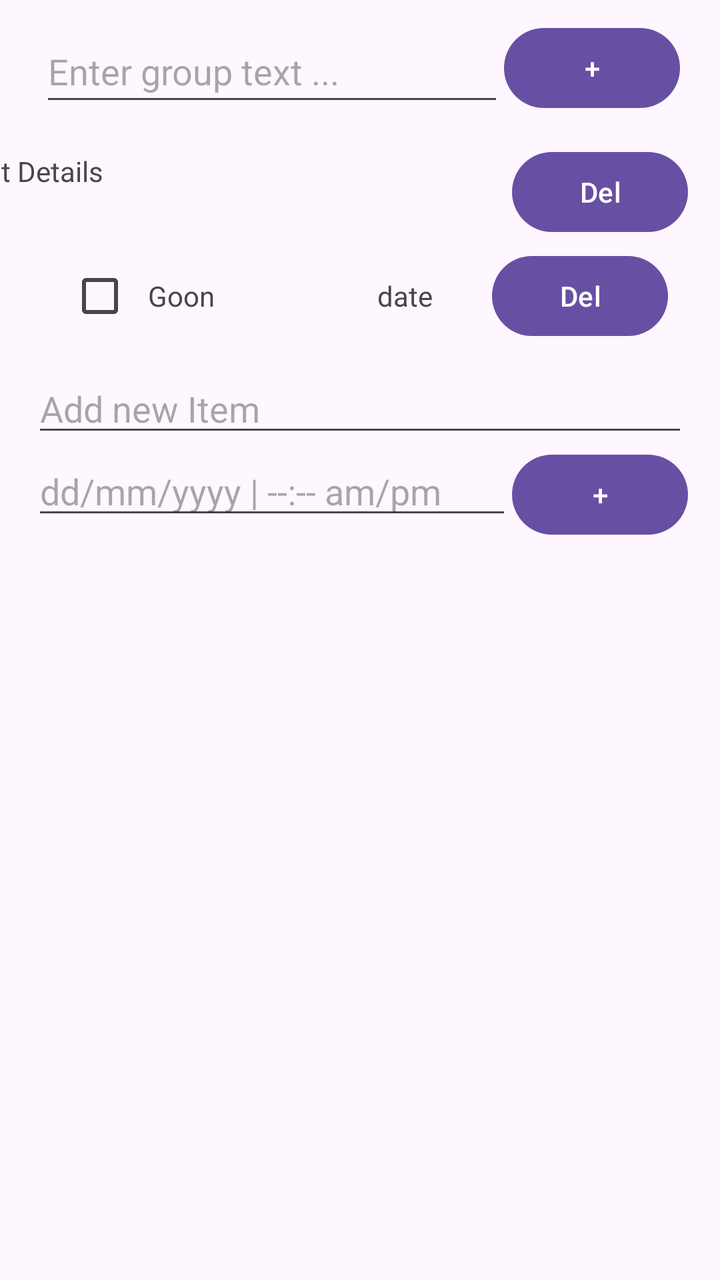
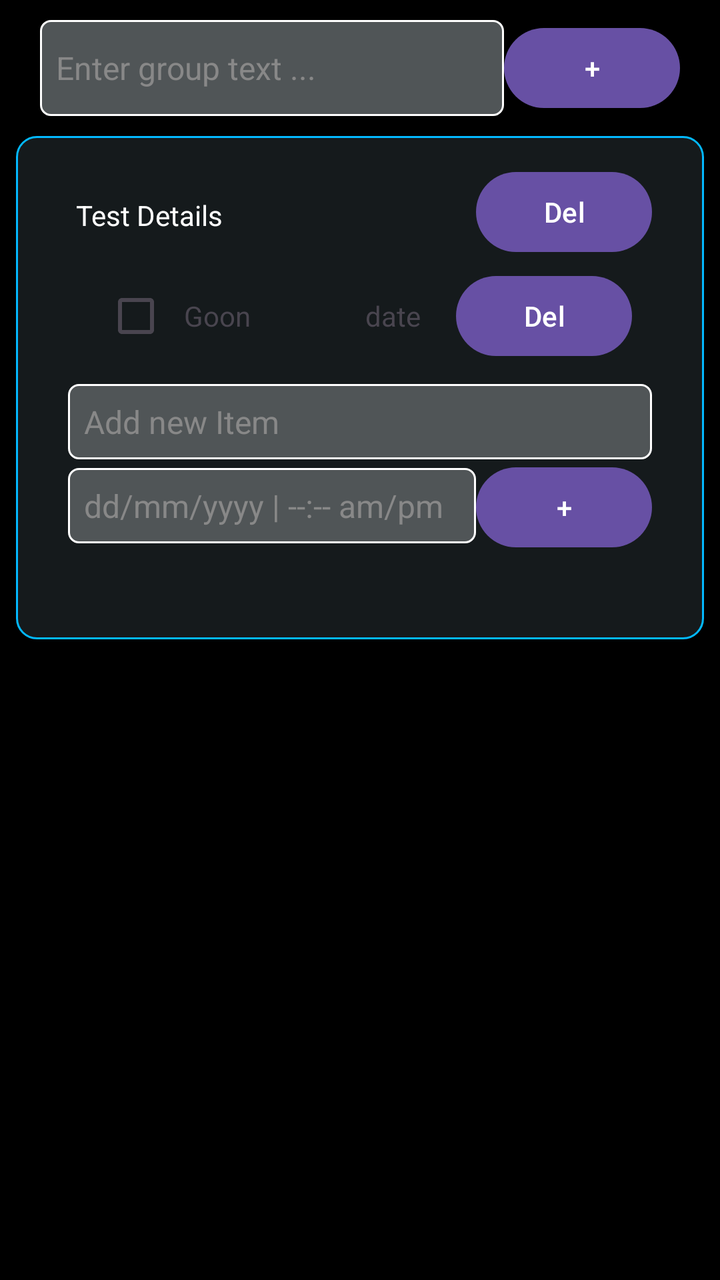

The first picture is an Android layout as it rendered before a commit; the second is the same layout after the commit. The layout source and the unified diff follow.
<!-- AndroidManifest.xml: application theme Theme.MyConsist -->
<!-- res/layout/fragment_to_do_list.xml -->
<?xml version="1.0" encoding="utf-8"?>
<LinearLayout xmlns:android="http://schemas.android.com/apk/res/android"
    xmlns:app="http://schemas.android.com/apk/res-auto"
    xmlns:tools="http://schemas.android.com/tools"
    android:layout_width="match_parent"
    android:layout_height="match_parent"
    tools:context=".ToDoListFragment"
    android:orientation="vertical">

    <LinearLayout
        android:layout_width="match_parent"
        android:layout_height="wrap_content"
        android:orientation="horizontal"
        android:paddingHorizontal="20dp"
        android:paddingVertical="10dp">
        <EditText
            android:layout_width="0dp"
            android:layout_height="match_parent"
            android:layout_weight="1"
            android:hint="Enter group text ..."/>
        <Button
            android:layout_width="wrap_content"
            android:layout_height="wrap_content"
            android:text="+"/>
    </LinearLayout>
    <LinearLayout
        android:id="@+id/listBox"
        android:layout_width="match_parent"
        android:layout_height="match_parent"
        android:orientation="vertical">

        <androidx.constraintlayout.widget.ConstraintLayout
            android:id="@+id/theGroup"
            android:layout_width="match_parent"
            android:layout_height="wrap_content">

            <TextView
                android:id="@+id/groupName"
                android:layout_width="295dp"
                android:layout_height="42dp"
                android:layout_marginTop="8dp"
                android:layout_weight="1"
                android:text="Test Details"
                app:layout_constraintEnd_toStartOf="@+id/delButton"
                app:layout_constraintHorizontal_bias="0.571"
                app:layout_constraintStart_toStartOf="parent"
                app:layout_constraintTop_toTopOf="parent" />

            <Button
                android:id="@+id/delButton"
                android:layout_width="wrap_content"
                android:layout_height="wrap_content"
                android:layout_marginTop="4dp"
                android:layout_marginEnd="16dp"
                android:text="Del"
                app:layout_constraintEnd_toEndOf="parent"
                app:layout_constraintTop_toTopOf="parent" />

            <LinearLayout
                android:id="@+id/theGroupDetails"
                android:layout_width="match_parent"
                android:layout_height="wrap_content"
                android:layout_marginBottom="16dp"
                android:orientation="vertical"
                android:padding="16dp"
                app:layout_constraintBottom_toBottomOf="parent"
                app:layout_constraintEnd_toEndOf="parent"
                app:layout_constraintStart_toStartOf="parent">
                <LinearLayout
                    android:id="@+id/theList"
                    android:layout_width="match_parent"
                    android:layout_height="wrap_content"
                    android:orientation="vertical"
                    android:layout_marginTop="30dp">

                    <LinearLayout
                        android:id="@+id/itemBox"
                        android:layout_width="match_parent"
                        android:layout_height="wrap_content"
                        android:orientation="horizontal"
                        android:layout_margin="10dp">
                        <CheckBox
                            android:id="@+id/checkboxItem"
                            android:layout_width="wrap_content"
                            android:layout_height="wrap_content"/>
                        <TextView
                            android:id="@+id/nameItem"
                            android:layout_width="0dp"
                            android:layout_height="wrap_content"
                            android:layout_weight="2"
                            android:text="Goon"/>
                        <TextView
                            android:id="@+id/dateItem"
                            android:layout_width="0dp"
                            android:layout_height="wrap_content"
                            android:layout_weight="1"
                            android:text="date"/>
                        <Button
                            android:id="@+id/delItemButton"
                            android:layout_width="wrap_content"
                            android:layout_height="wrap_content"
                            android:text="Del"/>

                    </LinearLayout>

                </LinearLayout>
                <EditText
                    android:layout_width="match_parent"
                    android:layout_height="wrap_content"
                    android:hint="Add new Item" />

                <LinearLayout
                    android:layout_width="match_parent"
                    android:layout_height="wrap_content"
                    android:orientation="horizontal">

                    <EditText
                        android:id="@+id/dateInput"
                        android:layout_width="0dp"
                        android:layout_weight="1"
                        android:layout_height="wrap_content"
                        android:hint="dd/mm/yyyy | --:-- am/pm"
                        android:focusable="false"
                        android:clickable="true"/>

                    <Button
                        android:layout_width="wrap_content"
                        android:layout_height="wrap_content"
                        android:text="+" />
                </LinearLayout>
            </LinearLayout>


        </androidx.constraintlayout.widget.ConstraintLayout>

    </LinearLayout>

</LinearLayout>
<!-- resources referenced by this layout -->
<resources>
  <style name="Theme.MyConsist" parent="Base.Theme.MyConsist" />
  <style name="Base.Theme.MyConsist" parent="Theme.Material3.DayNight.NoActionBar">
          
          
      </style>
</resources>

<!-- the commit's change to res/layout/fragment_to_do_list.xml (unified diff, before → after) -->
@@ -5,7 +5,8 @@
     android:layout_width="match_parent"
     android:layout_height="match_parent"
     tools:context=".ToDoListFragment"
-    android:orientation="vertical">
+    android:orientation="vertical"
+    android:background="@color/black">
 
     <LinearLayout
         android:layout_width="match_parent"
@@ -17,6 +18,7 @@
             android:layout_width="0dp"
             android:layout_height="match_parent"
             android:layout_weight="1"
+            style="@style/MyEditTextStyle"
             android:hint="Enter group text ..."/>
         <Button
             android:layout_width="wrap_content"
@@ -32,14 +34,18 @@
         <androidx.constraintlayout.widget.ConstraintLayout
             android:id="@+id/theGroup"
             android:layout_width="match_parent"
-            android:layout_height="wrap_content">
+            android:layout_height="wrap_content"
+            android:layout_marginHorizontal="8dp"
+            android:padding="10dp"
+            android:background="@drawable/group_styles">
 
             <TextView
                 android:id="@+id/groupName"
-                android:layout_width="295dp"
-                android:layout_height="42dp"
-                android:layout_marginTop="8dp"
+                android:layout_width="0dp"
+                android:layout_height="wrap_content"
+                android:layout_margin="20dp"
                 android:layout_weight="1"
+                android:textColor="@color/white"
                 android:text="Test Details"
                 app:layout_constraintEnd_toStartOf="@+id/delButton"
                 app:layout_constraintHorizontal_bias="0.571"
@@ -107,6 +113,7 @@
                 <EditText
                     android:layout_width="match_parent"
                     android:layout_height="wrap_content"
+                    style="@style/MyEditTextStyle"
                     android:hint="Add new Item" />
 
                 <LinearLayout
@@ -119,6 +126,7 @@
                         android:layout_width="0dp"
                         android:layout_weight="1"
                         android:layout_height="wrap_content"
+                        style="@style/MyEditTextStyle"
                         android:hint="dd/mm/yyyy | --:-- am/pm"
                         android:focusable="false"
                         android:clickable="true"/>
<!-- resource entries referenced after the edit -->
@@ -1,6 +1,46 @@
 <!-- resources referenced by this layout -->
 <resources>
+  <color name="black">#FF000000</color>
+  <color name="white">#FFFFFFFF</color>
+  <!-- drawable group_styles (drawable) -->
+  <?xml version="1.0" encoding="utf-8"?>
+  <shape xmlns:android="http://schemas.android.com/apk/res/android">
+  
+      
+      <solid android:color="#151a1c"/>
+  
+      
+      <stroke
+          android:width="1dp"
+          android:color="#03b9ff"/>
+  
+      
+      <corners android:radius="10dp"/>
+  </shape>
+  <style name="MyEditTextStyle">
+          <item name="android:textColor">#FFFFFF</item>
+          <item name="android:textColorHint">#888888</item>
+          <item name="android:textSize">16sp</item>
+          <item name="android:padding">8dp</item>
+          <item name="android:background">@drawable/edittext_styles</item>
+      </style>
   <style name="Theme.MyConsist" parent="Base.Theme.MyConsist" />
+  <!-- drawable edittext_styles (drawable) -->
+  <?xml version="1.0" encoding="utf-8"?>
+  <shape xmlns:android="http://schemas.android.com/apk/res/android">
+  
+      
+      <solid android:color="#505557"/>
+  
+      
+      <stroke
+          android:width="1dp"
+          android:color="@color/white"/>
+  
+      
+      <corners android:radius="5dp"/>
+  
+  </shape>
   <style name="Base.Theme.MyConsist" parent="Theme.Material3.DayNight.NoActionBar">
           
           
